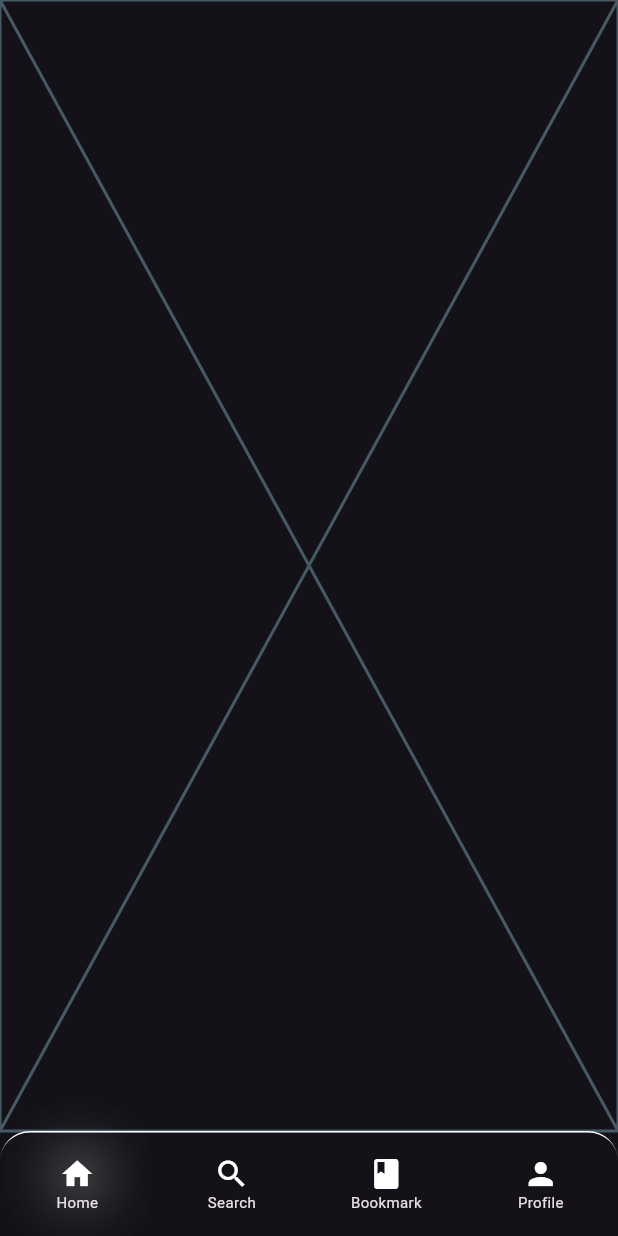
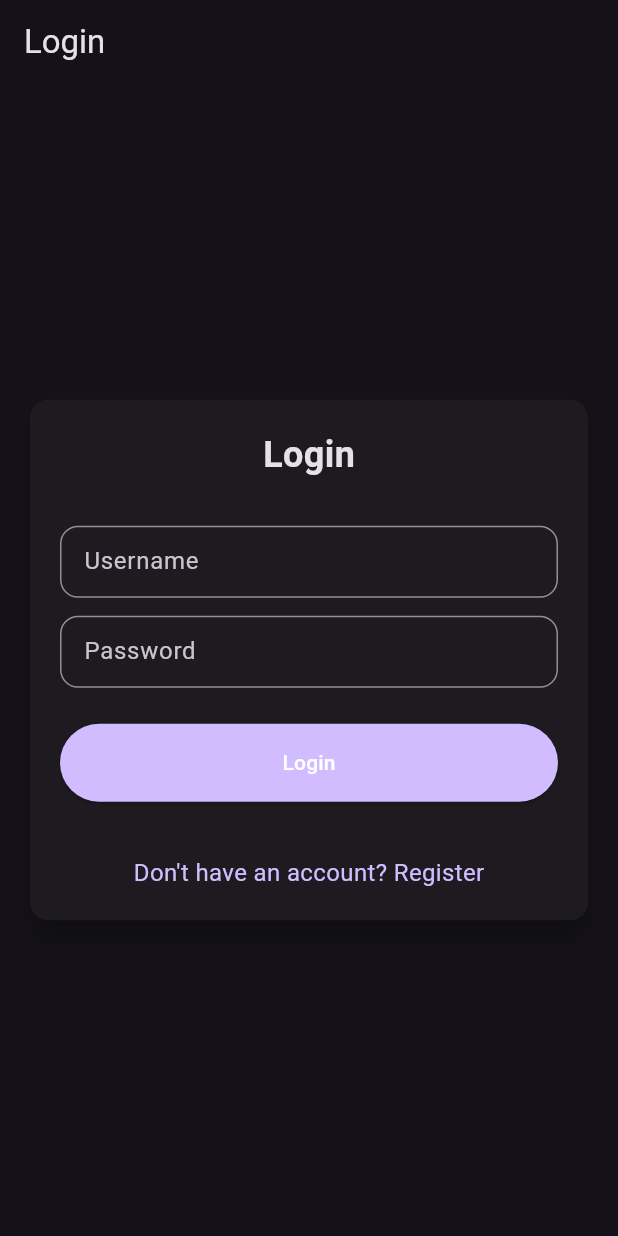
Before and after one commit to pbpf12/taste-of-bandung-mobile, a Flutter app: the screen it shows after launch, on a phone screen of 412 x 824 dp. Run offline on Flutter 3.47's test engine with Material 3 defaults, Android fonts, the light colour scheme and no system bars; our stand-ins replace another_flushbar, dio, either_dart, equatable, flutter_bloc, get_it and 1 more; missing offline and left inert: pbp_django_auth.

Commit message:
feat: Login & Register

```diff
--- a/lib/app.dart
+++ b/lib/app.dart
@@ -1,6 +1,8 @@
 import 'package:flutter/material.dart';
 import 'package:flutter/services.dart';
 import 'package:tasteofbandung/app_wrapper.dart';
+import 'package:provider/provider.dart';
+import 'package:pbp_django_auth/pbp_django_auth.dart';
 
 class App extends StatelessWidget {
   const App({super.key});
@@ -12,11 +14,17 @@ class App extends StatelessWidget {
       DeviceOrientation.portraitDown,
     ]);
 
-    return MaterialApp(
-      title: "Taste of Bandung",
-      theme: ThemeData.dark(),
-      debugShowCheckedModeBanner: false,
-      home: const AppWrapper()
+    return Provider(
+      create: (_) {
+        CookieRequest request = CookieRequest();
+        return request;
+      },
+      child: MaterialApp(
+        title: "Taste of Bandung",
+        theme: ThemeData.dark(),
+        debugShowCheckedModeBanner: false,
+        home: const AppWrapper()
+      ),
     );
   }
 }
--- a/lib/app_wrapper.dart
+++ b/lib/app_wrapper.dart
@@ -1,5 +1,10 @@
+import 'dart:convert';
+
 import 'package:flutter/material.dart';
+import 'package:tasteofbandung/features/authentication/screens/login.dart';
 import 'package:tasteofbandung/main_screen.dart';
+import 'package:pbp_django_auth/pbp_django_auth.dart';
+import 'package:provider/provider.dart';
 
 class AppWrapper extends StatefulWidget {
   const AppWrapper({super.key});
@@ -9,13 +14,62 @@ class AppWrapper extends StatefulWidget {
 }
 
 class _AppWrapperState extends State<AppWrapper> {
+  Widget? screen; // Ubah menjadi nullable untuk menandakan belum terisi.
 
-  // Nanti bikin logic buat arahin ke
-  // - Authentication Page
-  // - Main Page
+  @override
+  void initState() {
+    super.initState();
+    _initializeApp();
+  }
+
+  Future<void> _initializeApp() async {
+    final request = context.read<CookieRequest>();
+    await request.init(); // Pastikan SharedPreferences diinisialisasi
+
+    try {
+      // Ambil username dan password dari local storage
+      final storedCredentials = request.local.getString('user_credentials');
+      if (storedCredentials != null) {
+        final credentials = jsonDecode(storedCredentials);
+
+        final response = await request.login(
+          "http://10.0.2.2:8000/auth/login/",
+          {
+            'username': credentials['username'],
+            'password': credentials['password'],
+          },
+        );
+
+        if (request.loggedIn) {
+          screen = const MainScreen();
+        } else {
+          screen = const LoginPage();
+        }
+      } else {
+        // Jika tidak ada credentials di local storage
+        screen = const LoginPage();
+      }
+    } catch (e) {
+      // Handle error
+      screen = const LoginPage();
+    }
+
+    // Refresh UI setelah selesai proses async
+    if (mounted) setState(() {});
+  }
 
   @override
   Widget build(BuildContext context) {
-    return const MainScreen();
+    // Tampilkan spinner jika `screen` belum diinisialisasi
+    if (screen == null) {
+      return const Scaffold(
+        body: Center(
+          child: CircularProgressIndicator(),
+        ),
+      );
+    }
+
+    // Tampilkan screen yang sesuai setelah inisialisasi selesai
+    return screen!;
   }
 }
--- /dev/null
+++ b/lib/core/bases/enums/my_backend.dart
@@ -0,0 +1,8 @@
+
+// ignore_for_file: constant_identifier_names
+
+enum MyBackend {
+  PRODUCTION,
+  LOCALHOST_EMULATOR,
+  LOCALHOST_WEB,
+}
--- a/lib/core/utils/messenger.dart
+++ b/lib/core/bases/widgets/messenger.dart
@@ -1,4 +1,4 @@
-part of '_utils.dart';
+part of '_widgets.dart';
 
 class SuccessMessenger {
   SuccessMessenger(this.message);
--- a/lib/core/utils/navbar.dart
+++ b/lib/core/bases/widgets/navbar.dart
@@ -1,4 +1,4 @@
-part of '_utils.dart';
+part of '_widgets.dart';
 
 class Features {
   Widget widget;
--- a/lib/core/environments/_environments.dart
+++ b/lib/core/environments/_environments.dart
@@ -3,5 +3,8 @@ import 'package:tasteofbandung/core/environments/paths/detail_paths.dart';
 import 'package:tasteofbandung/core/environments/paths/home_paths.dart';
 import 'package:tasteofbandung/core/environments/paths/profile_paths.dart';
 import 'package:tasteofbandung/core/environments/paths/search_paths.dart';
+import 'package:tasteofbandung/core/environments/selected_base_url.dart';
+
+import '../bases/enums/my_backend.dart';
 
 part 'endpoints.dart';
--- /dev/null
+++ b/lib/features/authentication/screens/login.dart
@@ -0,0 +1,183 @@
+import 'dart:convert';
+
+import 'package:flutter/material.dart';
+import 'package:pbp_django_auth/pbp_django_auth.dart';
+import 'package:provider/provider.dart';
+import 'package:tasteofbandung/main_screen.dart';
+import '../../../core/environments/_environments.dart';
+import 'register.dart';
+
+class LoginApp extends StatelessWidget {
+  const LoginApp({super.key});
+
+  @override
+  Widget build(BuildContext context) {
+    return MaterialApp(
+      title: 'Login',
+      theme: ThemeData(
+        useMaterial3: true,
+        colorScheme: ColorScheme.fromSwatch(
+          primarySwatch: Colors.deepPurple,
+        ).copyWith(secondary: Colors.deepPurple[400]),
+      ),
+      home: const LoginPage(),
+    );
+  }
+}
+
+class LoginPage extends StatefulWidget {
+  const LoginPage({super.key});
+
+  @override
+  State<LoginPage> createState() => _LoginPageState();
+}
+
+class _LoginPageState extends State<LoginPage> {
+  final TextEditingController _usernameController = TextEditingController();
+  final TextEditingController _passwordController = TextEditingController();
+
+  @override
+  Widget build(BuildContext context) {
+    final request = context.watch<CookieRequest>();
+
+    return Scaffold(
+      appBar: AppBar(
+        title: const Text('Login'),
+      ),
+      body: Center(
+        child: SingleChildScrollView(
+          padding: const EdgeInsets.all(16.0),
+          child: Card(
+            elevation: 8,
+            shape: RoundedRectangleBorder(
+              borderRadius: BorderRadius.circular(12.0),
+            ),
+            child: Padding(
+              padding: const EdgeInsets.all(20.0),
+              child: Column(
+                mainAxisSize: MainAxisSize.min,
+                children: [
+                  const Text(
+                    'Login',
+                    style: TextStyle(
+                      fontSize: 24.0,
+                      fontWeight: FontWeight.bold,
+                    ),
+                  ),
+                  const SizedBox(height: 30.0),
+                  TextField(
+                    controller: _usernameController,
+                    decoration: const InputDecoration(
+                      labelText: 'Username',
+                      hintText: 'Enter your username',
+                      border: OutlineInputBorder(
+                        borderRadius: BorderRadius.all(Radius.circular(12.0)),
+                      ),
+                      contentPadding:
+                          EdgeInsets.symmetric(horizontal: 12.0, vertical: 8.0),
+                    ),
+                  ),
+                  const SizedBox(height: 12.0),
+                  TextField(
+                    controller: _passwordController,
+                    decoration: const InputDecoration(
+                      labelText: 'Password',
+                      hintText: 'Enter your password',
+                      border: OutlineInputBorder(
+                        borderRadius: BorderRadius.all(Radius.circular(12.0)),
+                      ),
+                      contentPadding:
+                          EdgeInsets.symmetric(horizontal: 12.0, vertical: 8.0),
+                    ),
+                    obscureText: true,
+                  ),
+                  const SizedBox(height: 24.0),
+                  ElevatedButton(
+                    onPressed: () async {
+                      String username = _usernameController.text;
+                      String password = _passwordController.text;
+
+                      final response = await request.login(
+                        "http://${EndPoints().devBaseUrlEmulator}/auth/login/",
+                        {
+                          'username': username,
+                          'password': password,
+                        },
+                      );
+
+                      if (request.loggedIn) {
+                        // Simpan username dan password ke SharedPreferences
+                        final credentials = jsonEncode({'username': username, 'password': password});
+                        await request.local.setString('user_credentials', credentials);
+
+                        // Ambil pesan dari response dan arahkan ke MainScreen
+                        String message = response['message'];
+                        String uname = response['username'];
+                        if (context.mounted) {
+                          Navigator.pushReplacement(
+                            context,
+                            MaterialPageRoute(builder: (context) => const MainScreen()),
+                          );
+                          ScaffoldMessenger.of(context)
+                            ..hideCurrentSnackBar()
+                            ..showSnackBar(
+                              SnackBar(
+                                content: Text("$message Selamat datang, $uname."),
+                              ),
+                            );
+                        }
+                      } else {
+                        // Tampilkan dialog jika login gagal
+                        if (context.mounted) {
+                          showDialog(
+                            context: context,
+                            builder: (context) => AlertDialog(
+                              title: const Text('Login Gagal'),
+                              content: Text(response['message']),
+                              actions: [
+                                TextButton(
+                                  child: const Text('OK'),
+                                  onPressed: () {
+                                    Navigator.pop(context);
+                                  },
+                                ),
+                              ],
+                            ),
+                          );
+                        }
+                      }
+                    },
+                    style: ElevatedButton.styleFrom(
+                      foregroundColor: Colors.white,
+                      minimumSize: const Size(double.infinity, 50),
+                      backgroundColor: Theme.of(context).colorScheme.primary,
+                      padding: const EdgeInsets.symmetric(vertical: 16.0),
+                    ),
+                    child: const Text('Login'),
+                  ),
+                  const SizedBox(height: 36.0),
+                  GestureDetector(
+                    onTap: () {
+                      Navigator.push(
+                        context,
+                        MaterialPageRoute(
+                            builder: (context) => const RegisterPage()),
+                      );
+                    },
+                    child: Text(
+                      'Don\'t have an account? Register',
+                      style: TextStyle(
+                        color: Theme.of(context).colorScheme.primary,
+                        fontSize: 16.0,
+                      ),
+                    ),
+                  ),
+                ],
+              ),
+            ),
+          ),
+        ),
+      ),
+    );
+  }
+}
--- a/lib/features/search/presentation/pages/_pages.dart
+++ b/lib/features/search/presentation/pages/_pages.dart
@@ -1,6 +1,6 @@
 import 'package:flutter/material.dart';
 import 'package:flutter_bloc/flutter_bloc.dart';
-import 'package:tasteofbandung/core/utils/_utils.dart';
+import 'package:tasteofbandung/core/bases/widgets/_widgets.dart';
 import 'package:tasteofbandung/features/prodetail/prodetail_screen.dart';
 import 'package:tasteofbandung/features/search/logic/_logic.dart';
 import '../../../../services/dependencies/di.dart';
--- a/lib/main_screen.dart
+++ b/lib/main_screen.dart
@@ -1,5 +1,5 @@
 import 'package:flutter/material.dart';
-import 'package:tasteofbandung/core/utils/_utils.dart';
+import 'package:tasteofbandung/core/bases/widgets/_widgets.dart';
 import 'package:tasteofbandung/features/bookmark/bookmark_page.dart';
 import 'package:tasteofbandung/features/home/home_page.dart';
 import 'package:tasteofbandung/features/profile/profile_page.dart';
--- a/pubspec.yaml
+++ b/pubspec.yaml
@@ -46,6 +46,8 @@ dependencies:
   either_dart: ^1.0.0
   shimmer: ^3.0.0
   another_flushbar: ^1.12.30
+  pbp_django_auth: ^0.4.0
+  provider: ^6.1.2
 
 dev_dependencies:
   flutter_test:
```
Also changed, not shown: lib/core/environments/endpoints.dart (+13 -1 lines), lib/features/authentication/authentication_screen.dart (deleted, +0 -15 lines), lib/features/authentication/screens/register.dart (added, +163 -0 lines), lib/features/profile/profile_page.dart (+45 -1 lines), lib/core/bases/widgets/_widgets.dart (renamed from lib/core/utils/_utils.dart), lib/documentation/file_location.png (added), lib/documentation/isi_file.png (added), pubspec.lock, 3 other files.
